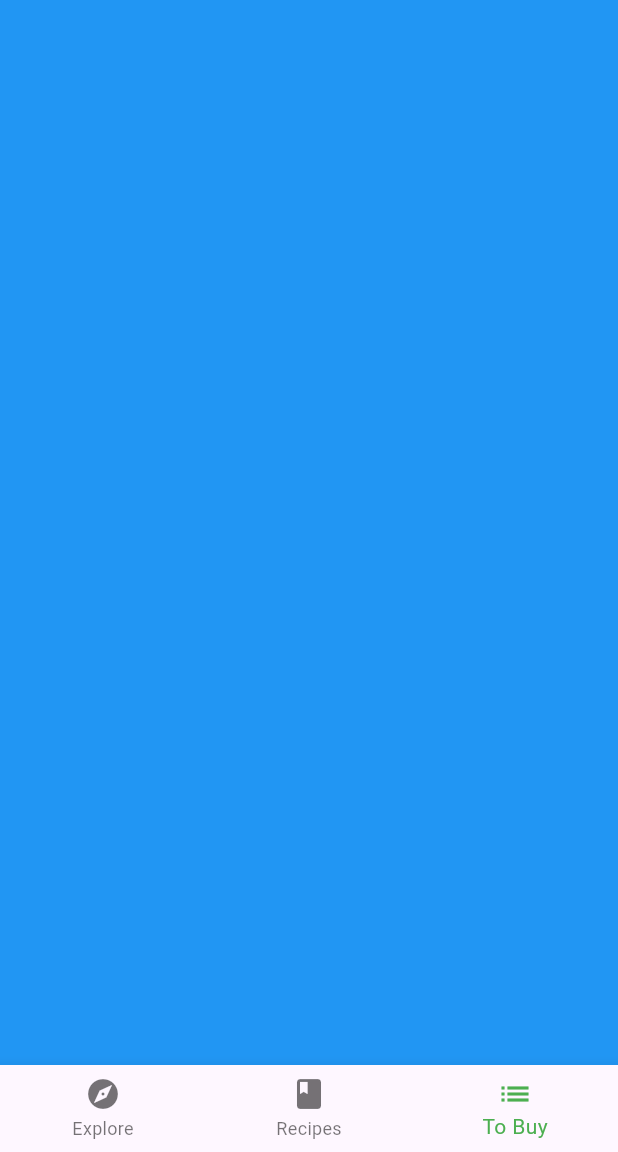
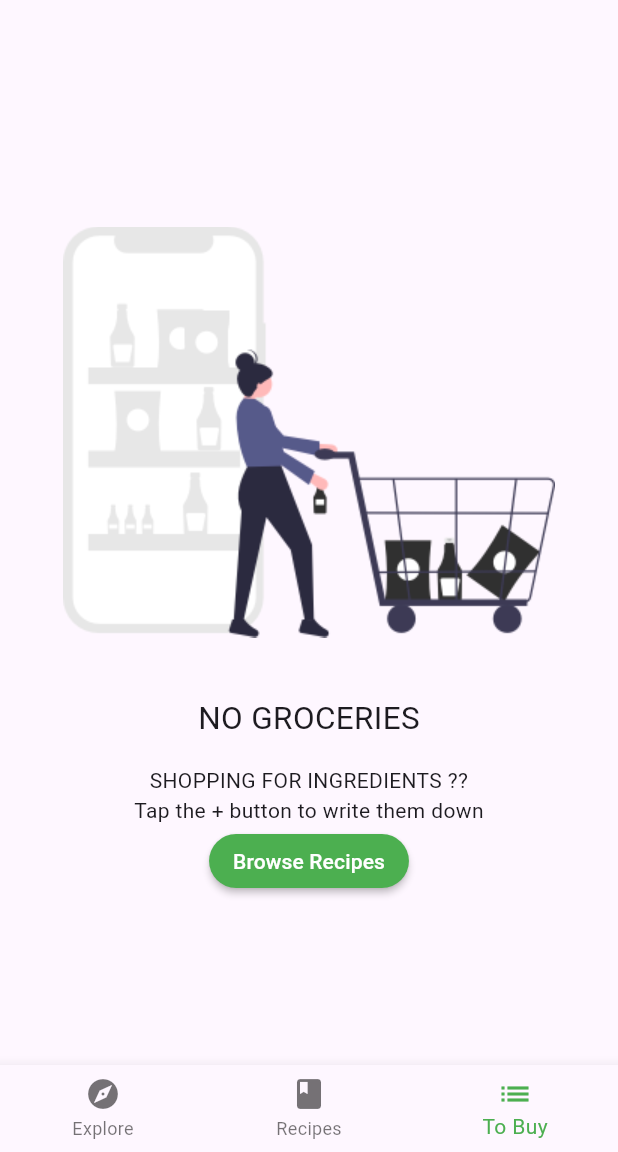
Before and after one commit to Ivans-x/socialdish, a Flutter app: the screen it shows after launch, item 3 of the bottom bar chosen, on a phone screen of 412 x 824 dp, the part 84-1236 px from its top. Run offline on Flutter 3.47's test engine with Material 3 defaults, Android fonts, the phone set to English and light mode, and no system bars; our stand-ins replace google_fonts.

Commit message:
lots of goodsh** added

```diff
--- a/lib/components/recipes_grid_view.dart
+++ b/lib/components/recipes_grid_view.dart
@@ -11,6 +11,7 @@ class RecipesGridView extends StatelessWidget {
     return Padding(
       padding: EdgeInsets.only(left: 16, right: 16, top: 16),
       child: GridView.builder(
+        physics: BouncingScrollPhysics(),
         itemCount: recipes.length,
         gridDelegate: SliverGridDelegateWithFixedCrossAxisCount(
           crossAxisCount: 2,
--- a/lib/home.dart
+++ b/lib/home.dart
@@ -1,6 +1,9 @@
 import 'package:flutter/material.dart';
 import 'package:fooderlich/screens/explore_screen.dart';
+import 'package:fooderlich/screens/grocery_screen.dart';
 import 'package:fooderlich/screens/recipes_screen.dart';
+import 'models/models.dart';
+import 'package:provider/provider.dart';
 
 class Home extends StatefulWidget {
   const Home({super.key});
@@ -10,22 +13,16 @@ class Home extends StatefulWidget {
 }
 
 class _HomeState extends State<Home> {
-  int _selectedIndex = 0;
-
   static List<Widget> pages = <Widget>[
     ExploreScreen(),
     RecipesScreen(),
-    Container(color: Colors.blue),
+    GroceryScreen(),
   ];
-
-  void _onItemTapped(int index) {
-    setState(() {
-      _selectedIndex = index;
-    });
-  }
 
   @override
   Widget build(BuildContext context) {
+    return Consumer<TabManager>(
+      builder: (context, tabManager, child) {
         return Scaffold(
           appBar: AppBar(
             title: Text(
@@ -34,11 +31,14 @@ class _HomeState extends State<Home> {
             ),
             centerTitle: true,
           ),
-      body: pages[_selectedIndex],
+          body: pages[tabManager.selectedTab],
           bottomNavigationBar: BottomNavigationBar(
-        selectedItemColor: Theme.of(context).textSelectionTheme.selectionColor,
-        currentIndex: _selectedIndex,
-        onTap: _onItemTapped,
+            selectedItemColor:
+                Theme.of(context).textSelectionTheme.selectionColor,
+            currentIndex: tabManager.selectedTab,
+            onTap: (int index) {
+              tabManager.goToTab(index);
+            },
             items: <BottomNavigationBarItem>[
               const BottomNavigationBarItem(
                 icon: Icon(Icons.explore),
@@ -55,5 +55,7 @@ class _HomeState extends State<Home> {
             ],
           ),
         );
+      },
+    );
   }
 }
--- a/lib/main.dart
+++ b/lib/main.dart
@@ -1,5 +1,6 @@
 import 'package:flutter/material.dart';
-
+import 'package:provider/provider.dart';
+import 'models/models.dart';
 import 'fooderlich_theme.dart';
 import 'home.dart';
 
@@ -16,7 +17,10 @@ class Fooderlich extends StatelessWidget {
       debugShowCheckedModeBanner: false,
       theme: theme,
       title: 'Fooderlich',
-      home: const Home(),
+      home: MultiProvider(
+        providers: [ChangeNotifierProvider(create: (context) => TabManager())],
+        child: const Home(),
+      ),
     );
   }
 }
--- a/lib/models/models.dart
+++ b/lib/models/models.dart
@@ -2,3 +2,5 @@ export 'explore_recipe.dart';
 export 'post.dart';
 export 'simple_recipe.dart';
 export 'explore_data.dart';
+export 'grocery_item.dart';
+export 'tab_manager.dart';
--- /dev/null
+++ b/lib/models/tab_manager.dart
@@ -0,0 +1,14 @@
+import 'package:flutter/material.dart';
+
+class TabManager extends ChangeNotifier {
+  int selectedTab = 0;
+  void goToTab(int index) {
+    selectedTab = index;
+    notifyListeners();
+  }
+
+  void goToRecipes() {
+    selectedTab = 1;
+    notifyListeners();
+  }
+}
--- /dev/null
+++ b/lib/screens/empty_grocery_screen.dart
@@ -0,0 +1,39 @@
+import 'package:flutter/material.dart';
+
+class EmptyGroceryScreen extends StatelessWidget {
+  const EmptyGroceryScreen({super.key});
+
+  @override
+  Widget build(BuildContext context) {
+    return Padding(
+      padding: EdgeInsets.all(30.00),
+      child: Column(
+        mainAxisAlignment: MainAxisAlignment.center,
+        children: [
+          Flexible(
+            child: AspectRatio(
+              aspectRatio: 1 / 1,
+              child: Image.asset('assets/fooderlich_assets/empty_list.png'),
+            ),
+          ),
+          const Text("NO GROCERIES", style: TextStyle(fontSize: 21.00)),
+          const SizedBox(height: 16.00),
+          const Text(
+            'SHOPPING FOR INGREDIENTS ??\n'
+            'Tap the + button to write them down',
+            textAlign: TextAlign.center,
+          ),
+          MaterialButton(
+            textColor: Colors.white,
+            color: Colors.green,
+            shape: RoundedRectangleBorder(
+              borderRadius: BorderRadius.circular(30.00),
+            ),
+            child: const Text('Browse Recipes'),
+            onPressed: () {},
+          ),
+        ],
+      ),
+    );
+  }
+}
--- a/lib/screens/explore_screen.dart
+++ b/lib/screens/explore_screen.dart
@@ -4,8 +4,9 @@ import 'package:fooderlich/components/components.dart';
 import 'package:fooderlich/models/models.dart';
 
 class ExploreScreen extends StatelessWidget {
+  ExploreScreen({super.key});
+
   final mockService = MockFooderlichService();
-  ExploreScreen({super.key});
 
   @override
   Widget build(BuildContext context) {
--- /dev/null
+++ b/lib/screens/grocery_screen.dart
@@ -0,0 +1,11 @@
+import 'package:flutter/material.dart';
+import 'package:fooderlich/screens/empty_grocery_screen.dart';
+
+class GroceryScreen extends StatelessWidget {
+  const GroceryScreen({super.key});
+
+  @override
+  Widget build(BuildContext context) {
+    return EmptyGroceryScreen();
+  }
+}
--- a/pubspec.yaml
+++ b/pubspec.yaml
@@ -35,6 +35,7 @@ dependencies:
   # Use with the CupertinoIcons class for iOS style icons.
   cupertino_icons: ^1.0.8
   google_fonts: ^6.2.1
+  provider: ^6.1.5
 
 dev_dependencies:
   flutter_test:
@@ -57,11 +58,13 @@ flutter:
   # the material Icons class.
   uses-material-design: true
 
+  # To add assets to your application, add an assets section, like this:
   assets:
     - assets/food_pics/
+    - assets/fooderlich_assets/
     - assets/magazine_pics/
+    - assets/profile_pics/
     - assets/sample_data/
-    - assets/profile_pics/
 
   # An image asset can refer to one or more resolution-specific "variants", see
   # https://flutter.dev/to/resolution-aware-images
```
Also changed, not shown: lib/models/grocery_item.dart (added, +45 -0 lines), assets/fooderlich_assets/empty_list.png (added), pubspec.lock. Lines whose indentation alone changed are shown as unchanged.
